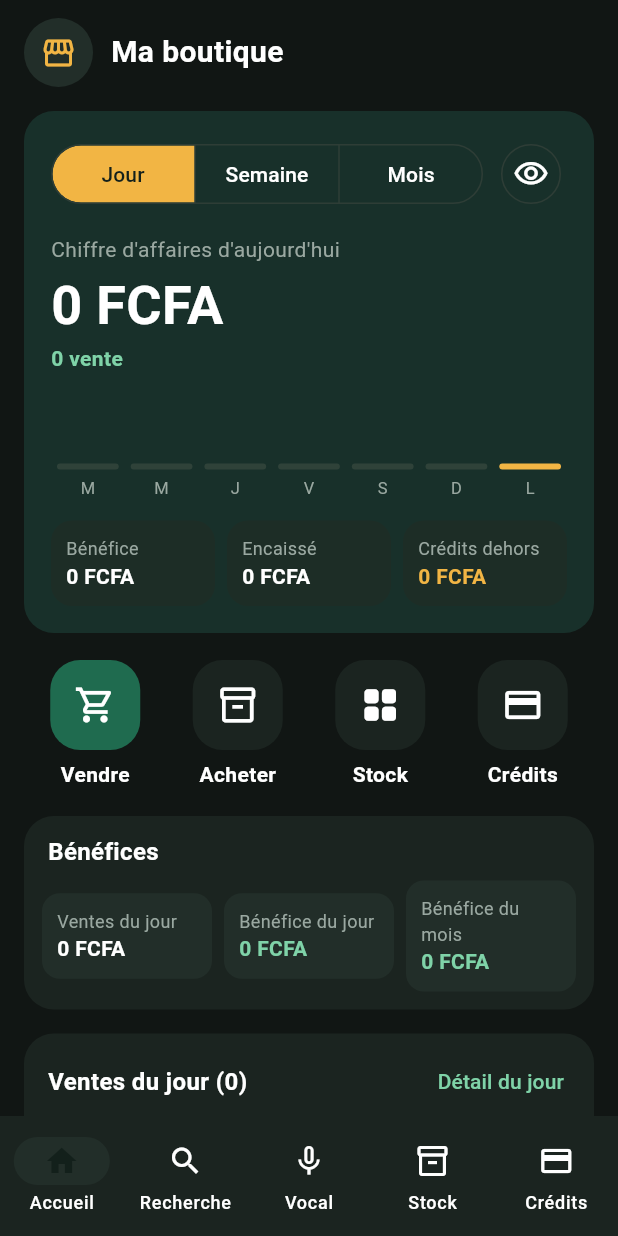
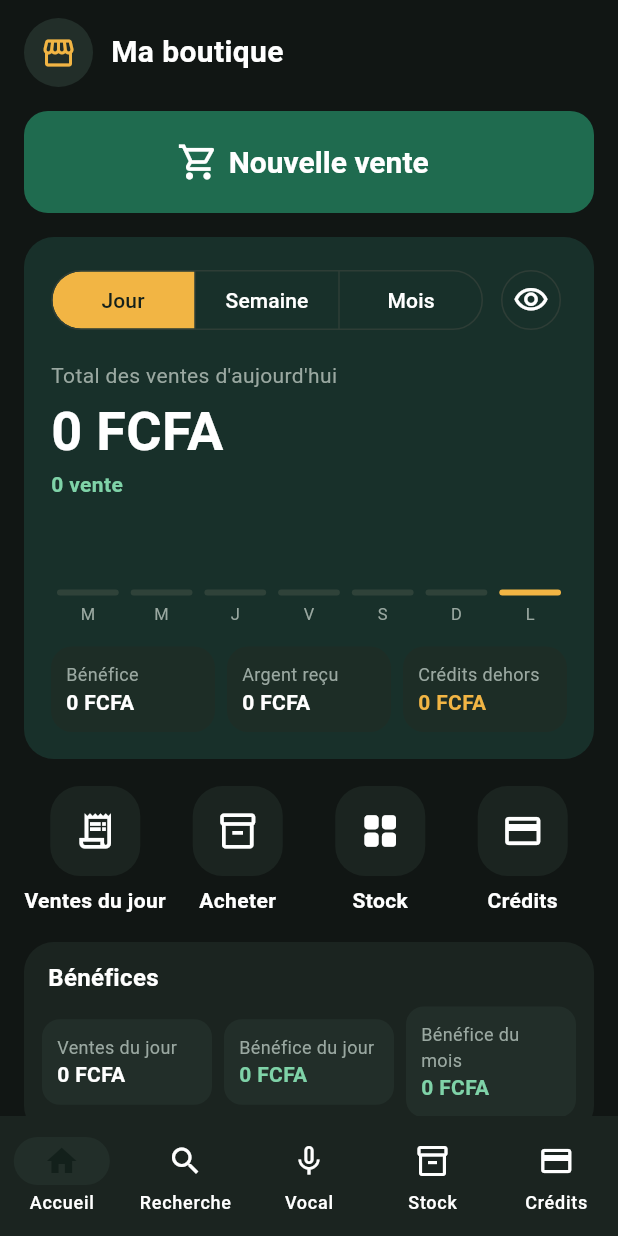
Before and after one commit to GereMieux/Flyfinance, a Flutter app: the Shell screen opened directly, on a phone screen of 412 x 824 dp. Run offline on Flutter 3.47's test engine with Material 3 defaults, Android fonts, the phone set to English and light mode, and no system bars; our stand-ins replace drift, drift_flutter, flutter_secure_storage, flutter_tts, local_auth, speech_to_text; accounts and stored records are empty; generated files the repository leaves out were written again.

Commit message:
Espace vente plus simple : gros boutons et mots courants
- Accueil : grand bouton « Nouvelle vente » en haut, raccourci
  « Ventes du jour », « Total des ventes » et « Argent reçu » à la place
  de « Chiffre d'affaires » et « Encaissé ».
- Vendre : toucher un article l'ajoute ; les boutons − et la quantité
  n'apparaissent que pour les articles du panier ; boutons plus grands
  et grand bouton « Valider la vente ».

Co-Authored-By: Claude Opus 5.5 (1M context) <noreply@anthropic.com>
Claude-Session: https://claude.ai/code/session_01HGn76H1uFhT8PmYrS7pmQG

```diff
--- a/lib/ui/day_sales_screen.dart
+++ b/lib/ui/day_sales_screen.dart
@@ -105,7 +105,7 @@ class _DaySalesScreenState extends State<DaySalesScreen> {
                   crossAxisAlignment: CrossAxisAlignment.start,
                   children: [
                     const Text(
-                      "Chiffre d'affaires",
+                      'Total des ventes',
                       style: TextStyle(color: Palette.muted),
                     ),
                     FittedBox(
@@ -127,7 +127,7 @@ class _DaySalesScreenState extends State<DaySalesScreen> {
                         ),
                         const SizedBox(width: 8),
                         statChip(
-                          'Encaissé',
+                          'Argent reçu',
                           app.money(d.stats.cashIn),
                           Palette.text,
                         ),
--- a/lib/ui/home_screen.dart
+++ b/lib/ui/home_screen.dart
@@ -132,6 +132,20 @@ class _HomeScreenState extends State<HomeScreen> {
               ),
             ],
             const SizedBox(height: 16),
+            // L'action la plus fréquente, en très grand pour tout le monde.
+            FilledButton.icon(
+              onPressed: () => _open(const NewSaleScreen()),
+              style: FilledButton.styleFrom(
+                minimumSize: const Size.fromHeight(68),
+                textStyle: const TextStyle(
+                  fontSize: 20,
+                  fontWeight: FontWeight.w700,
+                ),
+              ),
+              icon: const Icon(Icons.shopping_cart_outlined, size: 28),
+              label: const Text('Nouvelle vente'),
+            ),
+            const SizedBox(height: 16),
             _hero(app, d),
             const SizedBox(height: 18),
             _actions(d),
@@ -161,7 +175,7 @@ class _HomeScreenState extends State<HomeScreen> {
                   ),
                   if (d.today.isEmpty)
                     const EmptyState(
-                      'Aucune vente aujourd’hui.\nTouchez « Vendre » pour commencer.',
+                      'Aucune vente aujourd’hui.\nTouchez « Nouvelle vente » pour commencer.',
                     ),
                   for (final s in d.today) SaleTile(s, dense: true),
                   Align(
@@ -182,9 +196,9 @@ class _HomeScreenState extends State<HomeScreen> {
 
   Widget _hero(AppState app, _Dashboard d) {
     const labels = {
-      Period.jour: ("Chiffre d'affaires d'aujourd'hui", 'Jour'),
-      Period.semaine: ("Chiffre d'affaires de la semaine", 'Semaine'),
-      Period.mois: ("Chiffre d'affaires du mois", 'Mois'),
+      Period.jour: ("Total des ventes d'aujourd'hui", 'Jour'),
+      Period.semaine: ('Total des ventes de la semaine', 'Semaine'),
+      Period.mois: ('Total des ventes du mois', 'Mois'),
     };
     final max = d.bars.fold<int>(1, (m, v) => v > m ? v : m);
     const days = ['L', 'M', 'M', 'J', 'V', 'S', 'D'];
@@ -279,7 +293,7 @@ class _HomeScreenState extends State<HomeScreen> {
             children: [
               _mini('Bénéfice', app.money(d.stats.profit), Palette.text),
               const SizedBox(width: 8),
-              _mini('Encaissé', app.money(d.stats.cashIn), Palette.text),
+              _mini('Argent reçu', app.money(d.stats.cashIn), Palette.text),
               const SizedBox(width: 8),
               _mini(
                 'Crédits dehors',
@@ -376,7 +390,6 @@ class _HomeScreenState extends State<HomeScreen> {
       String label,
       IconData icon,
       VoidCallback onTap, {
-      bool main = false,
       int badge = 0,
     }) => Expanded(
       child: InkWell(
@@ -391,14 +404,18 @@ class _HomeScreenState extends State<HomeScreen> {
                 width: 60,
                 height: 60,
                 decoration: BoxDecoration(
-                  color: main ? Palette.green : Palette.card,
+                  color: Palette.card,
                   borderRadius: BorderRadius.circular(20),
                 ),
                 child: Icon(icon, size: 28),
               ),
             ),
             const SizedBox(height: 6),
-            Text(label, style: const TextStyle(fontWeight: FontWeight.w700)),
+            Text(
+              label,
+              textAlign: TextAlign.center,
+              style: const TextStyle(fontWeight: FontWeight.w700),
+            ),
           ],
         ),
       ),
@@ -406,10 +423,9 @@ class _HomeScreenState extends State<HomeScreen> {
     return Row(
       children: [
         action(
-          'Vendre',
-          Icons.shopping_cart_outlined,
-          () => _open(const NewSaleScreen()),
-          main: true,
+          'Ventes du jour',
+          Icons.receipt_long_outlined,
+          () => _open(const DaySalesScreen()),
         ),
         action(
           'Acheter',
--- a/lib/ui/sales_list_screen.dart
+++ b/lib/ui/sales_list_screen.dart
@@ -244,7 +244,7 @@ class _SalesListScreenState extends State<SalesListScreen> {
                     const SizedBox(height: 12),
                     Row(
                       children: [
-                        statChip('Encaissé', app.money(paid), Palette.mint),
+                        statChip('Argent reçu', app.money(paid), Palette.mint),
                         const SizedBox(width: 8),
                         statChip(
                           'Reste à payer',
```
Also changed, not shown: lib/ui/new_sale_screen.dart (+25 -6 lines).
